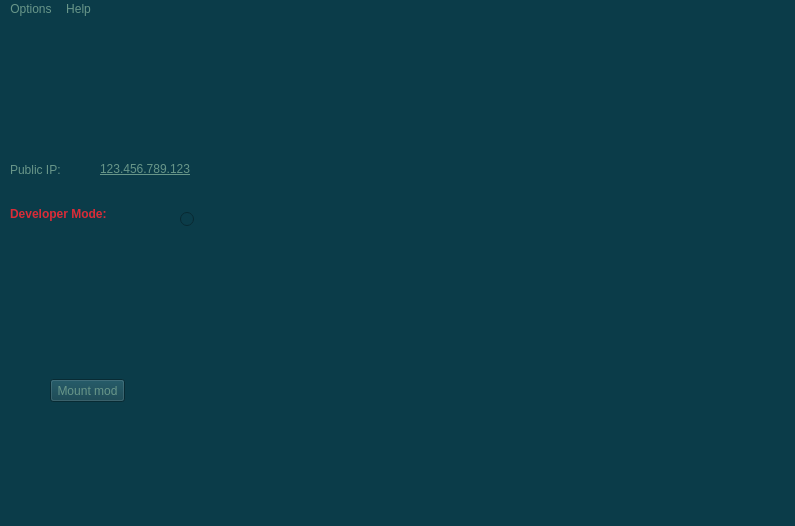
The window that src/Views/MainWindow.ui (Back-Slash-N/modder) describes before a commit, drawn with Qt 5.
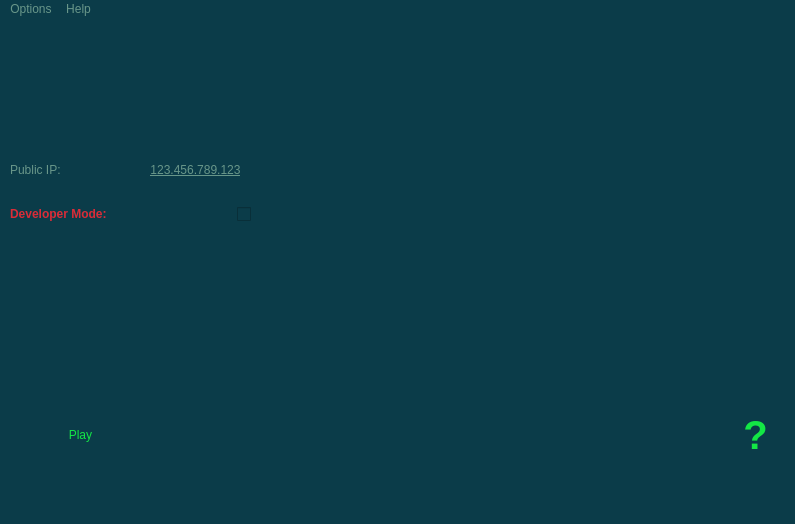
The same window after the commit. Icons and pictures are not drawn.

Patch:
```diff
--- a/src/Views/MainWindow.ui
+++ b/src/Views/MainWindow.ui
@@ -7,7 +7,7 @@
     <x>0</x>
     <y>0</y>
     <width>795</width>
-    <height>526</height>
+    <height>524</height>
    </rect>
   </property>
   <property name="windowTitle">
@@ -15,10 +15,10 @@
   </property>
   <property name="windowIcon">
    <iconset>
-    <normaloff>../../Resources/Images/MainWindowIcon.png</normaloff>../../Resources/Images/MainWindowIcon.png</iconset>
+    <normaloff>Resources/Images/MainWindowIcon.png</normaloff>Resources/Images/MainWindowIcon.png</iconset>
   </property>
   <property name="styleSheet">
-   <string notr="true">font: 63 14pt &quot;Quicksand SemiBold&quot;;
+   <string notr="true">font: 63 20pt &quot;Quicksand SemiBold&quot;;
 color: rgb(104, 150, 137);
 background-color: rgb(11, 60, 73);</string>
   </property>
@@ -26,14 +26,21 @@
    <widget class="QPushButton" name="Button_MountMod">
     <property name="geometry">
      <rect>
-      <x>50</x>
-      <y>360</y>
-      <width>75</width>
-      <height>23</height>
+      <x>10</x>
+      <y>390</y>
+      <width>141</width>
+      <height>51</height>
      </rect>
     </property>
+    <property name="styleSheet">
+     <string notr="true">color: rgb(19, 231, 69);
+font: 600 30pt &quot;Quicksand&quot;;</string>
+    </property>
     <property name="text">
-     <string>Mount mod</string>
+     <string>Play</string>
+    </property>
+    <property name="flat">
+     <bool>true</bool>
     </property>
    </widget>
    <widget class="QLabel" name="label">
@@ -43,7 +50,7 @@
     <property name="geometry">
      <rect>
       <x>0</x>
-      <y>0</y>
+      <y>20</y>
       <width>100</width>
       <height>100</height>
      </rect>
@@ -52,7 +59,7 @@
      <string/>
     </property>
     <property name="pixmap">
-     <pixmap>../../Resources/Images/logo.svg</pixmap>
+     <pixmap>Resources/Images/logo.svg</pixmap>
     </property>
     <property name="scaledContents">
      <bool>true</bool>
@@ -74,10 +81,10 @@
    <widget class="QPushButton" name="button_CopyIP">
     <property name="geometry">
      <rect>
-      <x>230</x>
+      <x>90</x>
       <y>130</y>
-      <width>21</width>
-      <height>21</height>
+      <width>211</width>
+      <height>41</height>
      </rect>
     </property>
     <property name="toolTip">
@@ -89,12 +96,16 @@
     <property name="autoFillBackground">
      <bool>false</bool>
     </property>
+    <property name="styleSheet">
+     <string notr="true">
+text-decoration: underline;</string>
+    </property>
     <property name="text">
-     <string/>
+     <string>123.456.789.123</string>
     </property>
     <property name="icon">
      <iconset>
-      <normaloff>../../Resources/Images/copy-icon2.svg</normaloff>../../Resources/Images/copy-icon2.svg</iconset>
+      <normaloff>Resources/Images/copy-icon.svg</normaloff>Resources/Images/copy-icon.svg</iconset>
     </property>
     <property name="checkable">
      <bool>false</bool>
@@ -103,25 +114,12 @@
      <bool>true</bool>
     </property>
    </widget>
-   <widget class="QLabel" name="label_PublicIP">
-    <property name="geometry">
-     <rect>
-      <x>100</x>
-      <y>130</y>
-      <width>131</width>
-      <height>41</height>
-     </rect>
-    </property>
-    <property name="text">
-     <string>&lt;html&gt;&lt;head/&gt;&lt;body&gt;&lt;p&gt;&lt;span style=&quot; text-decoration: underline;&quot;&gt;123.456.789.123&lt;/span&gt;&lt;/p&gt;&lt;/body&gt;&lt;/html&gt;</string>
-    </property>
-   </widget>
    <widget class="QLabel" name="label_3">
     <property name="geometry">
      <rect>
       <x>10</x>
       <y>180</y>
-      <width>161</width>
+      <width>231</width>
       <height>31</height>
      </rect>
     </property>
@@ -129,20 +127,93 @@
      <string>&lt;html&gt;&lt;head/&gt;&lt;body&gt;&lt;p&gt;&lt;span style=&quot; font-weight:600; color:#da2c38;&quot;&gt;Developer Mode:&lt;/span&gt;&lt;/p&gt;&lt;/body&gt;&lt;/html&gt;</string>
     </property>
    </widget>
-   <widget class="QRadioButton" name="radioButton">
-    <property name="enabled">
-     <bool>true</bool>
-    </property>
+   <widget class="QCheckBox" name="checkBox">
     <property name="geometry">
      <rect>
-      <x>180</x>
-      <y>190</y>
+      <x>230</x>
+      <y>180</y>
       <width>21</width>
-      <height>21</height>
+      <height>31</height>
      </rect>
     </property>
+    <property name="layoutDirection">
+     <enum>Qt::RightToLeft</enum>
+    </property>
     <property name="text">
      <string/>
+    </property>
+    <property name="tristate">
+     <bool>false</bool>
+    </property>
+   </widget>
+   <widget class="QPushButton" name="Button_MountMod_2">
+    <property name="geometry">
+     <rect>
+      <x>720</x>
+      <y>390</y>
+      <width>71</width>
+      <height>51</height>
+     </rect>
+    </property>
+    <property name="font">
+     <font>
+      <pointsize>30</pointsize>
+      <italic>false</italic>
+      <bold>true</bold>
+     </font>
+    </property>
+    <property name="styleSheet">
+     <string notr="true">color: rgb(19, 231, 69);
+border-color: rgb(19, 231, 69);
+font: 600 30pt &quot;Quicksand&quot;;</string>
+    </property>
+    <property name="text">
+     <string>?</string>
+    </property>
+    <property name="iconSize">
+     <size>
+      <width>30</width>
+      <height>30</height>
+     </size>
+    </property>
+    <property name="default">
+     <bool>false</bool>
+    </property>
+    <property name="flat">
+     <bool>true</bool>
+    </property>
+   </widget>
+   <widget class="QPushButton" name="Button_MountMod_3">
+    <property name="geometry">
+     <rect>
+      <x>630</x>
+      <y>390</y>
+      <width>71</width>
+      <height>51</height>
+     </rect>
+    </property>
+    <property name="styleSheet">
+     <string notr="true">color: rgb(19, 231, 69);
+border-color: rgb(19, 231, 69);</string>
+    </property>
+    <property name="text">
+     <string/>
+    </property>
+    <property name="icon">
+     <iconset>
+      <normaloff>Resources/Images/discord-icon.svg</normaloff>Resources/Images/discord-icon.svg</iconset>
+    </property>
+    <property name="iconSize">
+     <size>
+      <width>50</width>
+      <height>50</height>
+     </size>
+    </property>
+    <property name="default">
+     <bool>false</bool>
+    </property>
+    <property name="flat">
+     <bool>true</bool>
     </property>
    </widget>
   </widget>
@@ -152,7 +223,7 @@
      <x>0</x>
      <y>0</y>
      <width>795</width>
-     <height>34</height>
+     <height>40</height>
     </rect>
    </property>
    <widget class="QMenu" name="menuSettings_2">
```
Left out of the diff: 1 changed line with no effect on the pictures.
